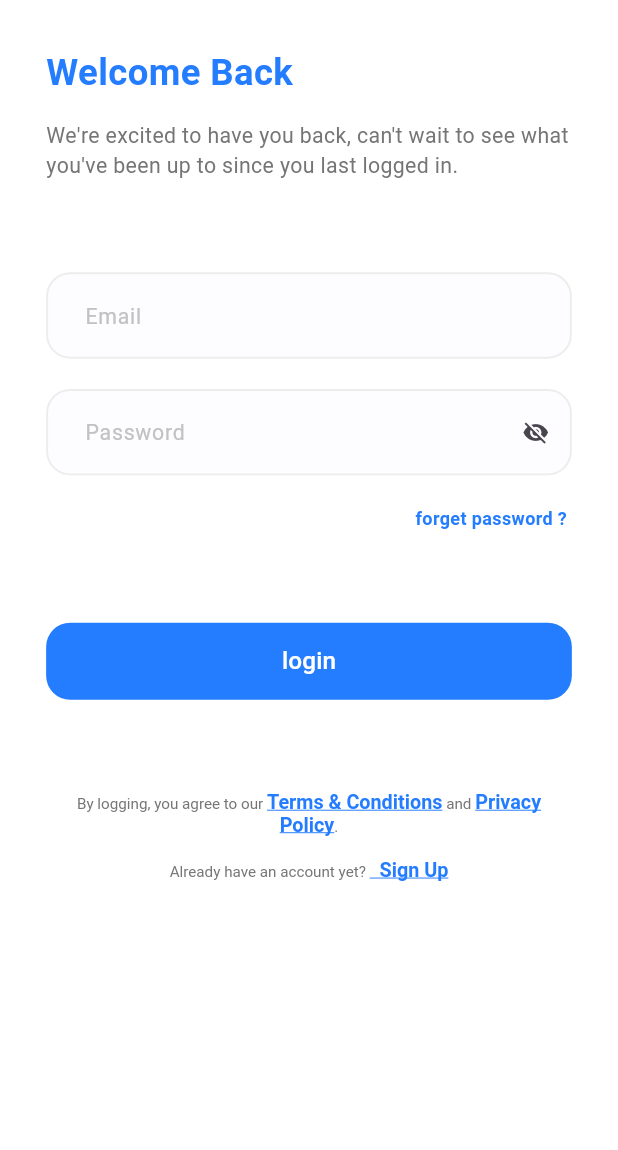
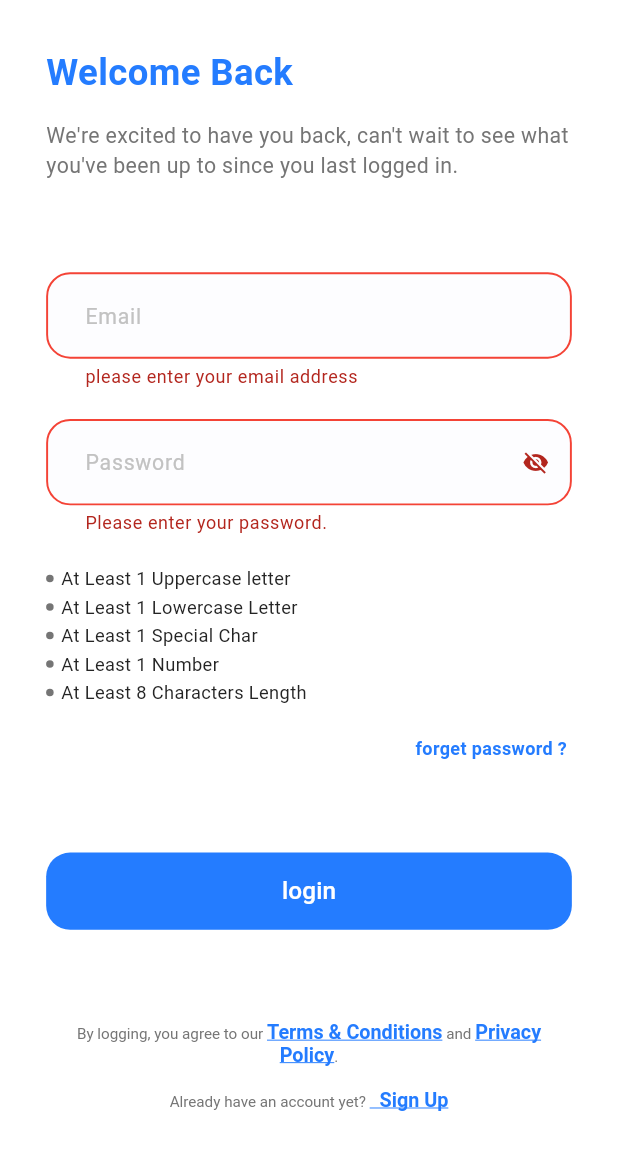
Before and after one commit to ahmed-elmaghwry/DocDoc, a Flutter app: the screen it shows after launch, after a tap on "Get Started", after a tap on "login", on a phone screen of 412 x 824 dp. Shown: the top 1150 px of the screen. Run offline on Flutter 3.47's test engine with Material 3 defaults, Android fonts, the phone set to English and light mode, and no system bars; our stand-ins replace dio, flutter_bloc, flutter_screenutil, flutter_svg, freezed_annotation, get_it and 2 more; generated files the repository leaves out were written again.

Commit message:
add password validation widget

```diff
--- a/lib/core/theming/app_colors.dart
+++ b/lib/core/theming/app_colors.dart
@@ -10,4 +10,5 @@ abstract class AppColors {
   static const Color lighterGray = Color(0xFFEDEDED);
   static const Color moreLightGray = Color(0xFFFDFDFF);
   static const Color moreLighterGray = Color(0xFFF5F5F5);
+  static const Color green = Colors.green;
 }
--- a/lib/features/login/presentation/body/login_view_body.dart
+++ b/lib/features/login/presentation/body/login_view_body.dart
@@ -1,16 +1,19 @@
 import 'package:docdoc/core/helpers/spacing.dart';
+import 'package:docdoc/features/login/data/model/login_request_model.dart';
+import 'package:docdoc/features/login/presentation/cubit/login_cubit.dart';
 import 'package:docdoc/features/login/presentation/widgets/section_terms_and_privacy_text.dart';
 import 'package:docdoc/features/login/presentation/widgets/section_top_text.dart';
 import 'package:flutter/gestures.dart';
 import 'package:flutter/material.dart';
+import 'package:flutter_bloc/flutter_bloc.dart';
 import 'package:flutter_screenutil/flutter_screenutil.dart';
 
 import '../../../../core/utils/app_text_styles.dart';
 import '../../../../core/widgets/app_custom_button.dart';
 import '../widgets/section_form_field_email_and_password.dart';
 
-class LoginViewBody extends StatelessWidget{
-   const LoginViewBody({super.key});
+class LoginViewBody extends StatelessWidget {
+  const LoginViewBody({super.key});
 
   @override
   Widget build(BuildContext context) {
@@ -27,9 +30,8 @@ class LoginViewBody extends StatelessWidget{
               buttonText: 'login',
               textStyle: AppTextStyles.font16WhiteMedium,
               onPressed: () {
-                // if (formKey.currentState!.validate()) {
-                //   print('Form is valid');
-                // }
+                _validationThenLogin(context);
+
               },
             ),
             heightSpace(60),
@@ -39,4 +41,15 @@ class LoginViewBody extends StatelessWidget{
       ),
     );
   }
+
+  void _validationThenLogin(BuildContext context) {
+
+    ///todo: هنا بشوف لو الدنيا تمام في الفاليدات بتاعي بخليه يعمل لوجين
+    if (context.read<LoginCubit>().formKey.currentState!.validate()) {
+      ///todo: يعني بدخل جوا ال (if ) وبقوله اعمل لوجين عن طريق الكيوبت
+      context.read<LoginCubit>().emitLoginStates(loginRequestModel: LoginRequestModel(
+          email: context.read<LoginCubit>().emailController.text,
+          password:  context.read<LoginCubit>().passwordController.text),);
+    }
+  }
 }
--- /dev/null
+++ b/lib/features/login/presentation/widgets/password_validations_widget.dart
@@ -0,0 +1,71 @@
+import 'package:docdoc/core/theming/app_colors.dart';
+import 'package:docdoc/core/utils/app_text_styles.dart';
+import 'package:flutter/material.dart';
+
+class PasswordValidationsWidget extends StatelessWidget {
+  const PasswordValidationsWidget({
+    super.key,
+    required this.hasUpperCase,
+    required this.hasLowerCase,
+    required this.hasSpecialChar,
+    required this.hasNumber,
+    required this.hasMinLength,
+  });
+
+  final bool hasUpperCase;
+  final bool hasLowerCase;
+  final bool hasSpecialChar;
+  final bool hasNumber;
+  final bool hasMinLength;
+
+  @override
+  Widget build(BuildContext context) {
+    return Column(
+      spacing: 2,
+      children: [
+        _buildValidationRow(
+          text: 'At Least 1 Uppercase letter',
+          hasValidation: hasUpperCase,
+        ),
+        _buildValidationRow(
+          text: 'At Least 1 Lowercase Letter',
+          hasValidation: hasLowerCase,
+        ),
+        _buildValidationRow(
+          text: 'At Least 1 Special Char',
+          hasValidation: hasSpecialChar,
+        ),
+        _buildValidationRow(
+          text: 'At Least 1 Number',
+          hasValidation: hasNumber,
+        ),
+        _buildValidationRow(
+          text: 'At Least 8 Characters Length',
+          hasValidation: hasMinLength,
+        ),
+      ],
+    );
+  }
+
+  Row _buildValidationRow({required bool hasValidation, required String text}) {
+    return Row(
+      spacing: 5,
+      children: [
+        CircleAvatar(
+          radius: 2.5,
+          backgroundColor: AppColors.gray,
+        ),
+        Text(
+          text,
+          style: AppTextStyles.font12DarkBlueRegular.copyWith(
+              decorationColor: AppColors.green,
+              decoration: hasValidation
+                  ? TextDecoration.lineThrough
+                  : TextDecoration.none,
+              decorationThickness: 2,
+              color: hasValidation ? AppColors.gray : AppColors.darkBlue),
+        )
+      ],
+    );
+  }
+}
--- a/lib/features/login/presentation/widgets/section_form_field_email_and_password.dart
+++ b/lib/features/login/presentation/widgets/section_form_field_email_and_password.dart
@@ -1,7 +1,9 @@
 import 'package:docdoc/core/helpers/spacing.dart';
+import 'package:docdoc/features/login/presentation/widgets/password_validations_widget.dart';
 import 'package:flutter/cupertino.dart';
 import 'package:flutter/material.dart';
 import 'package:flutter_bloc/flutter_bloc.dart';
+import 'package:flutter_screenutil/flutter_screenutil.dart';
 
 import '../../../../core/utils/app_strings.dart';
 import '../../../../core/utils/app_text_styles.dart';
@@ -38,10 +40,16 @@ class _SectionFormFieldEmailAndPasswordState
 
   @override
   Widget build(BuildContext context) {
+    bool hasUpperCase = false;
+    bool hasLowerCase = false;
+    bool hasSpecialChar = false;
+    bool hasNumber = false;
+    bool hasMinLength = false;
     return Form(
       // TODO: هنا الفورم كي بتاعي بجيبه من الكيوبت بتاعي
       key: context.read<LoginCubit>().formKey,
       child: Column(
+        spacing: 20.h,
         mainAxisAlignment: MainAxisAlignment.start,
         crossAxisAlignment: CrossAxisAlignment.end,
         children: [
@@ -61,7 +69,6 @@ class _SectionFormFieldEmailAndPasswordState
               return null;
             },
           ),
-          heightSpace(20),
           AppTextFormField(
             controller: context.read<LoginCubit>().passwordController,
             suffixIcon: GestureDetector(
@@ -86,7 +93,12 @@ class _SectionFormFieldEmailAndPasswordState
               return null;
             },
           ),
-          heightSpace(20),
+          PasswordValidationsWidget(
+              hasUpperCase: hasUpperCase,
+              hasLowerCase: hasLowerCase,
+              hasSpecialChar: hasSpecialChar,
+              hasNumber: hasNumber,
+              hasMinLength: hasMinLength),
           Text(
             textAlign: TextAlign.start,
             AppStrings.forgetPassword,
--- a/lib/main.dart
+++ b/lib/main.dart
@@ -3,7 +3,6 @@ import 'package:flutter/material.dart';
 import 'core/di/dependency_injection.dart';
 import 'core/routing/app_router.dart';
 import 'doc_doc_app.dart';
-
 // /
 //   */*/*/*/*/*/*/*//*/*/*/*/**/*/*/*/**/*/*//*/*/*/*/*/*/*/*/*/*/*/*/*/*/*
 void main() {
```
